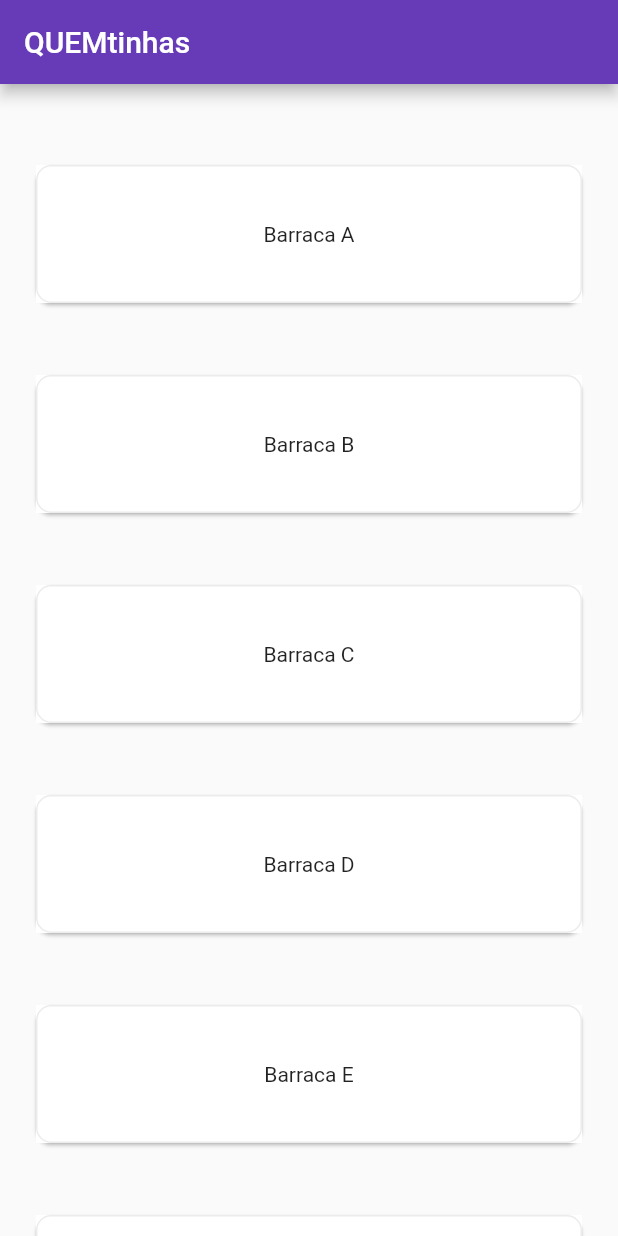
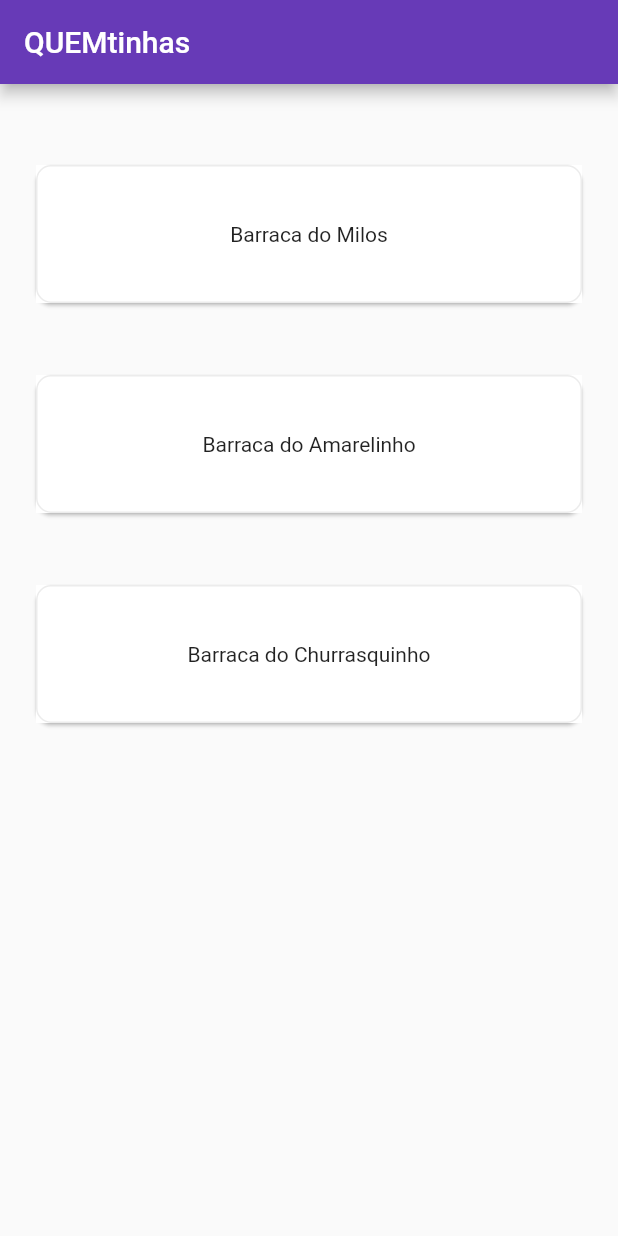
Before and after one commit to lfsca/app-flutter-LuizFellipe-BrunoCoutinho, a Flutter app: the screen it shows after launch, on a phone screen of 412 x 824 dp. Run offline on Flutter 3.47's test engine with Material 2 defaults, Android fonts, the light colour scheme and no system bars.

Commit message:
Inicio dos Detalhes das Barracas

```diff
--- /dev/null
+++ b/flutter_project/lib/barraca.dart
@@ -0,0 +1,39 @@
+class Barraca {
+  final String id;
+  final String nomeBarraca;
+  final String descricao;
+  final String cardapio;
+  final String imagemBarraca;
+
+  Barraca({
+    this.id = "a",
+    this.nomeBarraca = "a",
+    this.descricao = "a",
+    this.cardapio = "a",
+    this.imagemBarraca = "a",
+  });
+}
+
+List<Barraca> barracas = [
+  Barraca(
+    id: "1",
+    nomeBarraca: "Barraca do Milos",
+    descricao: "Salgados e PFs",
+    cardapio: "Feijao Tropeiro, Panqueca de Carne, Strogonoff de Frango",
+    imagemBarraca: "IMAGEM",
+  ),
+  Barraca(
+    id: "2",
+    nomeBarraca: "Barraca do Amarelinho",
+    descricao: "Yakisobas e Salgadinhos",
+    cardapio: "Yakisobas e Jacalhau",
+    imagemBarraca: "IMAGEM",
+  ),
+  Barraca(
+    id: "3",
+    nomeBarraca: "Barraca do Churrasquinho",
+    descricao: "Churrasquinhos e PFs",
+    cardapio: "Churrasquinhos e PF de Churrasquinho",
+    imagemBarraca: "IMAGEM",
+  ),
+];
--- a/flutter_project/lib/homepage.dart
+++ b/flutter_project/lib/homepage.dart
@@ -1,18 +1,7 @@
 import 'package:flutter/material.dart';
 import 'package:flutter_project/gradientappbar.dart';
-
-final List<String> entries = <String>[
-  'Barraca A',
-  'Barraca B',
-  'Barraca C',
-  'Barraca D',
-  'Barraca E',
-  'Barraca F',
-  'Barraca G',
-  'Barraca H',
-  'Barraca I',
-  'Barraca J'
-];
+import 'package:flutter_project/detailpage.dart';
+import 'package:flutter_project/barraca.dart';
 
 class HomePage extends StatelessWidget {
   @override
@@ -26,12 +15,18 @@ class HomePage extends StatelessWidget {
           ),
           Expanded(
               child: ListView.builder(
-                  itemCount: 10,
+                  itemCount: 3,
                   itemBuilder: (BuildContext context, int index) {
                     return Container(
                         margin: EdgeInsets.all(20),
                         height: 100,
                         width: double.infinity,
+                        child: GestureDetector(
+                          onTap: () =>
+                              Navigator.of(context).push(PageRouteBuilder(
+                            pageBuilder: (_, __, ___) =>
+                                DetailPage(barracas[index]),
+                          )),
                           child: Card(
                               shape: RoundedRectangleBorder(
                                   borderRadius: BorderRadius.circular(10),
@@ -43,8 +38,10 @@ class HomePage extends StatelessWidget {
                                   color: Colors.white,
                                   width: 100,
                                   height: 100,
-                              child: Center(child: Text('${entries[index]}')))),
-                    );
+                                  child: Center(
+                                      child:
+                                          Text(barracas[index].nomeBarraca)))),
+                        ));
                   })),
         ])));
   }
```
Also changed, not shown: flutter_project/lib/detailpage.dart (added, +48 -0 lines), flutter_project/lib/style.dart (added, +16 -0 lines), 1 other file. Lines whose indentation alone changed are shown as unchanged.
